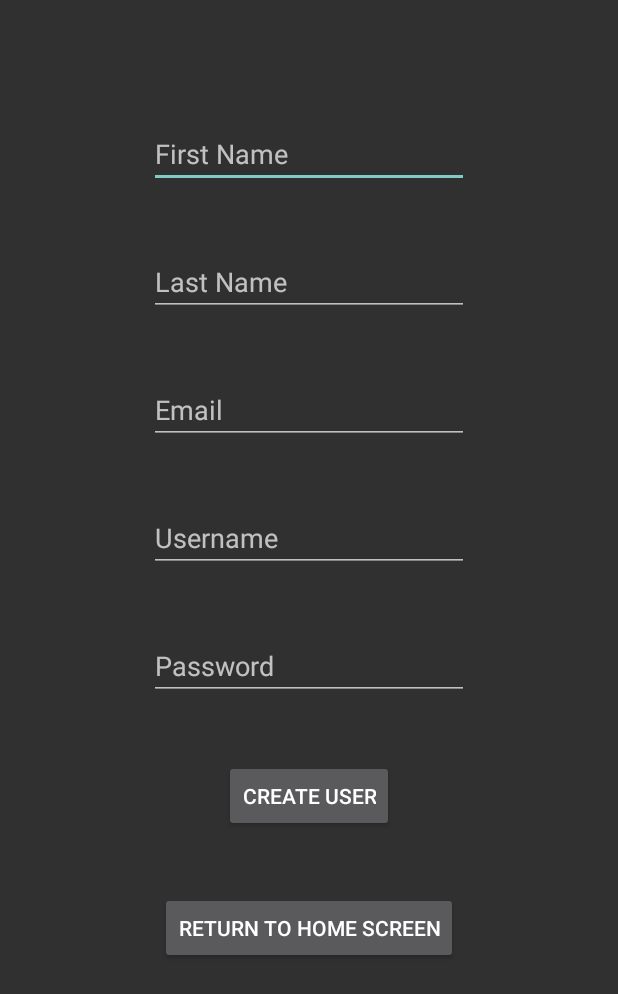
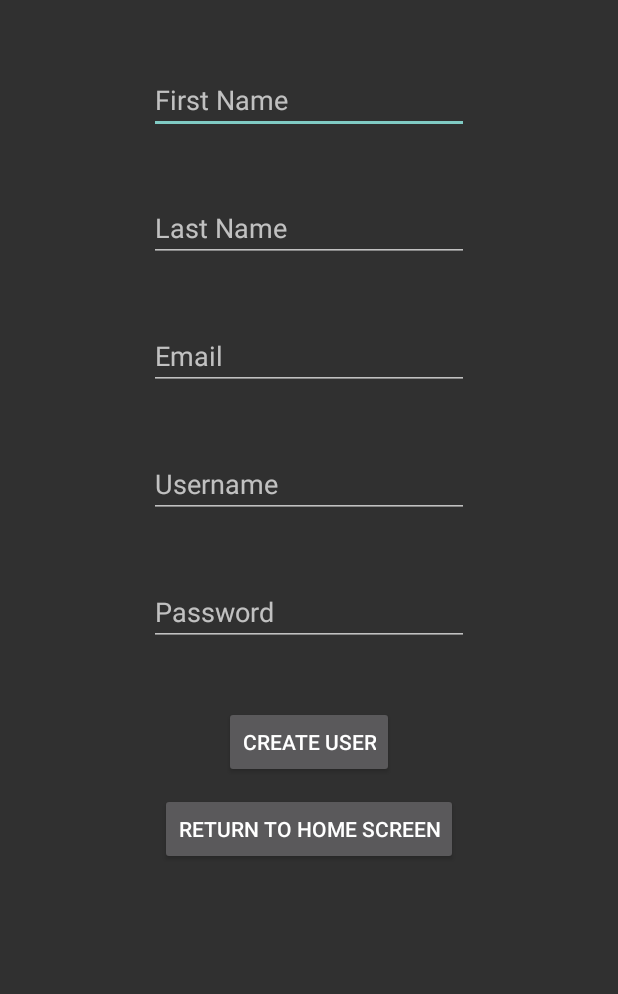
Before and after one commit to Zighome24/CS2340_GoGreek, an Android app: the NewUserScreenController screen opened directly, with no data from a screen before it, on a phone screen of 412 x 824 dp. Shown: the top 994 px of the screen. Run offline under Robolectric (Android 15) with nearby library versions, the phone set to English and light mode, and no system bars.

Commit message:
Making the new user scene return to home button more usable

```diff
--- a/app/RatTracker2k17/app/build.gradle
+++ b/app/RatTracker2k17/app/build.gradle
@@ -25,7 +25,6 @@ dependencies {
         exclude group: 'com.android.support', module: 'support-annotations'
     })
     compile 'com.android.support:appcompat-v7:26.+'
-    compile 'com.android.support.constraint:constraint-layout:1.0.2'
     compile 'com.android.support:design:26.+'
     testCompile 'junit:junit:4.12'
 }
--- a/app/RatTracker2k17/app/src/main/res/layout/activity_newuser.xml
+++ b/app/RatTracker2k17/app/src/main/res/layout/activity_newuser.xml
@@ -6,12 +6,12 @@
         android:id="@+id/txt_firstName"
         android:layout_width="wrap_content"
         android:layout_height="wrap_content"
-        android:layout_alignParentTop="true"
-        android:layout_centerHorizontal="true"
-        android:layout_marginTop="80dp"
+        android:layout_marginTop="44dp"
         android:ems="10"
         android:hint="First Name"
-        android:inputType="textPersonName" />
+        android:inputType="textPersonName"
+        android:layout_alignParentTop="true"
+        android:layout_centerHorizontal="true" />
 
     <EditText
         android:id="@+id/txt_username"
@@ -73,7 +73,7 @@
         android:layout_height="wrap_content"
         android:layout_below="@+id/btn_createUser"
         android:layout_centerHorizontal="true"
-        android:layout_marginTop="40dp"
+        android:layout_marginTop="10dp"
         android:onClick="back"
         android:text="Return to Home Screen" />
 </RelativeLayout>
```
